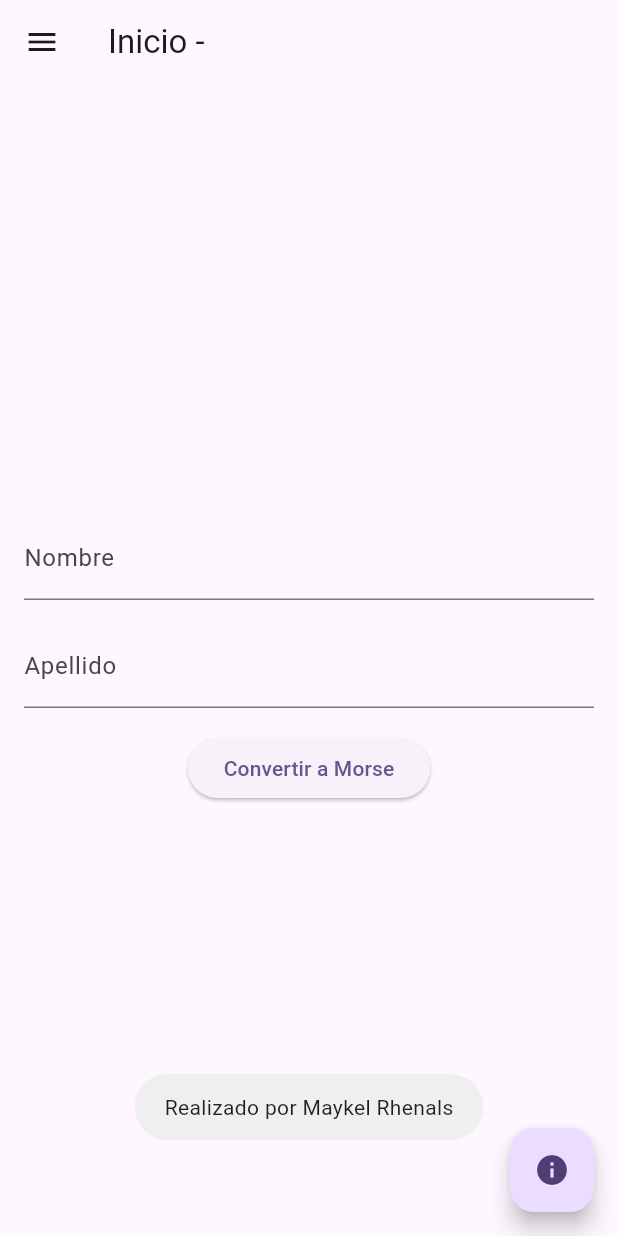
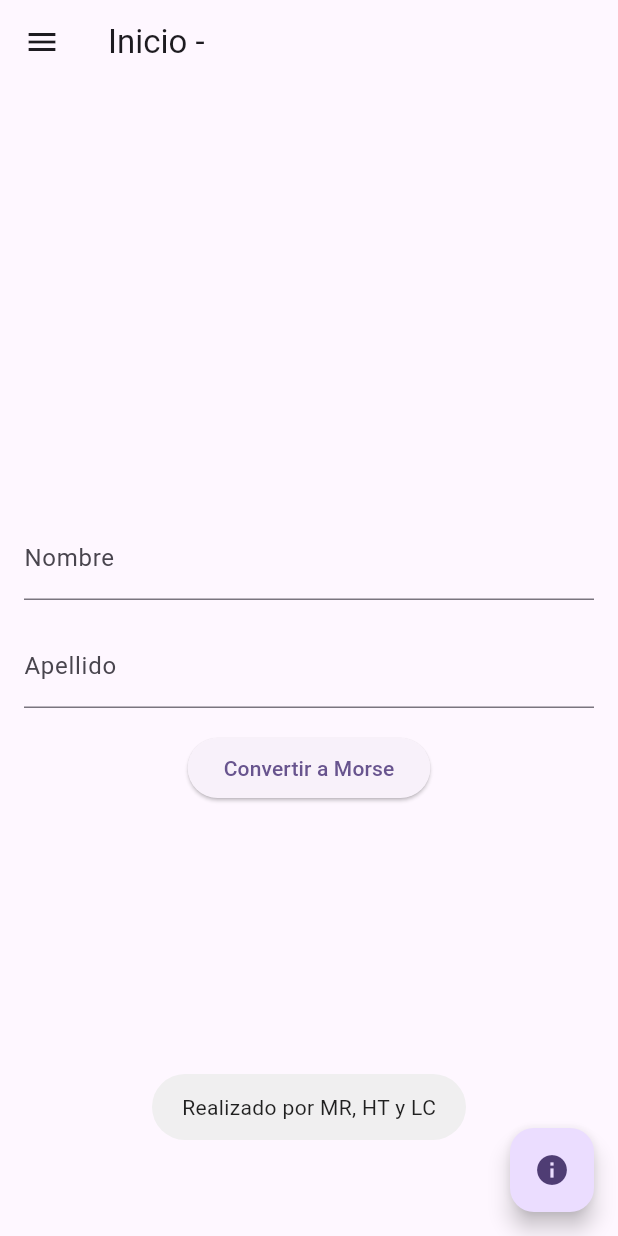
Before and after one commit to krjmike/Actividad3-APPS, a Flutter app: the screen it shows after launch, after a tap on "Iniciar Sesión", after a tap on the "info" icon, on a phone screen of 412 x 824 dp. Run offline on Flutter 3.47's test engine with Material 3 defaults, Android fonts, the light colour scheme and no system bars; our stand-ins replace fluttertoast, shared_preferences.

Commit message:
Ajuste persistencia de sesion

```diff
--- a/lib/home_screen.dart
+++ b/lib/home_screen.dart
@@ -106,7 +106,7 @@ class HomeScreen extends StatelessWidget {
         ),
       ),
       floatingActionButton: FloatingActionButton(
-        onPressed: () => _showToast('Realizado por Maykel Rhenals'),
+        onPressed: () => _showToast('Realizado por MR, HT y LC'),
         child: Icon(Icons.info),
       ),
     );
--- a/lib/main.dart
+++ b/lib/main.dart
@@ -1,16 +1,24 @@
 import 'package:flutter/material.dart';
+import 'package:shared_preferences/shared_preferences.dart';
 import 'login_screen.dart';
 import 'home_screen.dart';
-void main() {
-  runApp(const MyApp());
+void main() async {
+  WidgetsFlutterBinding.ensureInitialized();
+  SharedPreferences prefs = await SharedPreferences.getInstance();
+  String? username = prefs.getString('username');
+
+  runApp(MyApp(username: username));
 }
 
 class MyApp extends StatelessWidget {
-  const MyApp({super.key});
+  final String? username;
+
+  MyApp({this.username});
 
   // This widget is the root of your application.
   @override
   Widget build(BuildContext context) {
+
     return MaterialApp(
       title: 'Flutter App',
       theme: ThemeData(
@@ -31,7 +39,7 @@ class MyApp extends StatelessWidget {
         // tested with just a hot reload.
         colorScheme: ColorScheme.fromSeed(seedColor: Colors.deepPurple),
         useMaterial3: true,
-      ),initialRoute: '/',
+      ),initialRoute:username != null ? '/home' : '/',
       routes: {
         '/': (context) => LoginScreen(),
         '/home': (context) => HomeScreen('Usuario'), // Puedes cambiar 'Usuario' por el valor guardado en SharedPreferences
```
